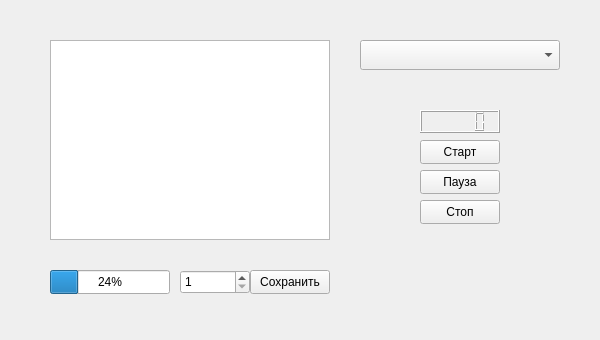
Before: the Qt Designer form Fitness-instructor/mainwindow.ui in KaniMisoPioneer/2026_PV-242_Alexey_18, drawn with Qt 5.
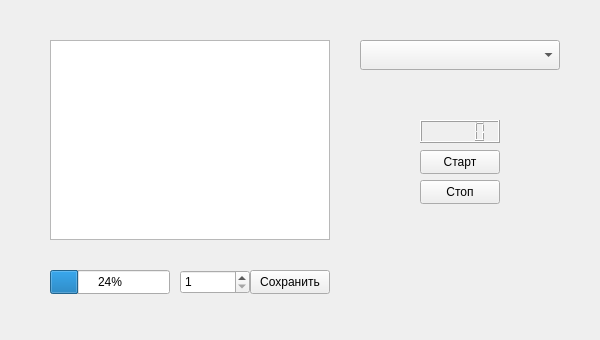
After: the same form once the commit is applied.

```diff
--- a/Fitness-instructor/mainwindow.ui
+++ b/Fitness-instructor/mainwindow.ui
@@ -38,7 +38,7 @@
     <property name="geometry">
      <rect>
       <x>420</x>
-      <y>110</y>
+      <y>120</y>
       <width>80</width>
       <height>23</height>
      </rect>
@@ -48,7 +48,7 @@
     <property name="geometry">
      <rect>
       <x>420</x>
-      <y>140</y>
+      <y>150</y>
       <width>80</width>
       <height>24</height>
      </rect>
@@ -61,20 +61,7 @@
     <property name="geometry">
      <rect>
       <x>420</x>
-      <y>170</y>
-      <width>80</width>
-      <height>24</height>
-     </rect>
-    </property>
-    <property name="text">
-     <string>Пауза</string>
-    </property>
-   </widget>
-   <widget class="QPushButton" name="StopButton">
-    <property name="geometry">
-     <rect>
-      <x>420</x>
-      <y>200</y>
+      <y>180</y>
       <width>80</width>
       <height>24</height>
      </rect>
```
Left out of the diff: 2 changed lines with no effect on the pictures.
